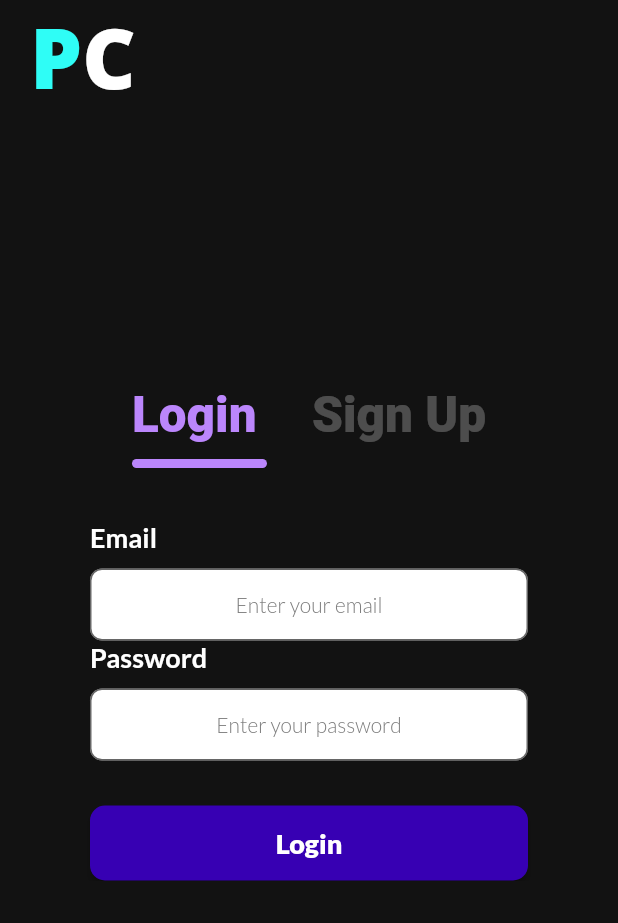
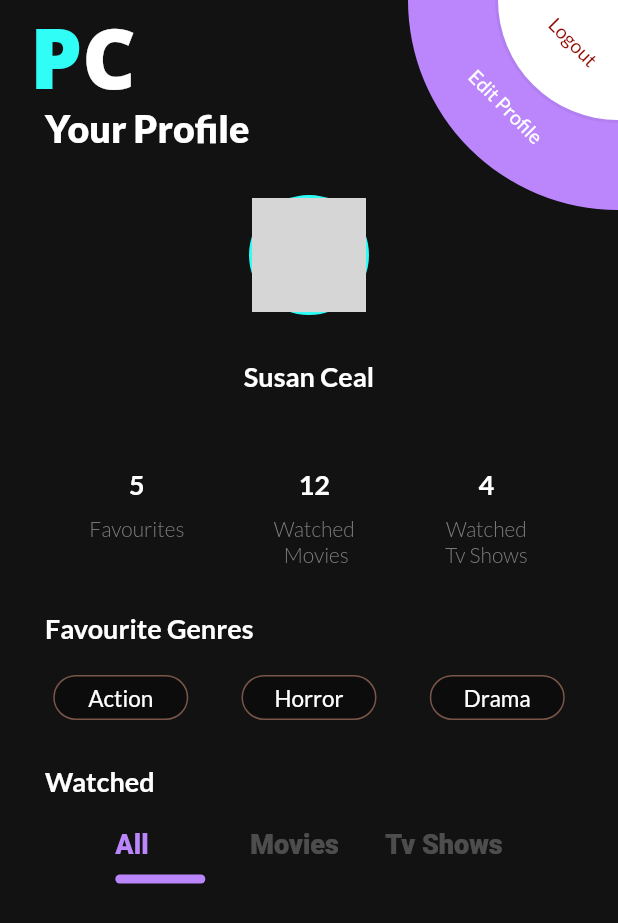
Before and after one commit to ProgRub/ProjetoSTI, a Flutter app: the screen it shows after launch, on a phone screen of 412 x 824 dp. Shown: the top 923 px of the screen. Run offline on Flutter 3.47's test engine with Material 2 defaults, Android fonts, the phone set to English and light mode, and no system bars; our stand-ins replace device_preview, google_fonts, image_picker; missing offline and left inert: bubble_chart; grey boxes are pictures that could not be loaded.

Commit message:
Profile Screen

```diff
--- /dev/null
+++ b/projeto_sti/lib/components/genreOval.dart
@@ -0,0 +1,33 @@
+import 'dart:math';
+
+import 'package:flutter/material.dart';
+import 'package:projeto_sti/styles/style.dart';
+
+class GenreOval extends StatelessWidget {
+  final String text;
+
+  const GenreOval({
+    required this.text,
+    Key? key,
+  }) : super(key: key);
+
+  @override
+  Widget build(BuildContext context) {
+    return Container(
+      alignment: Alignment.center,
+      width: 90,
+      height: 30,
+      decoration: BoxDecoration(
+          color: Styles.colors.genre,
+          border: Border.all(
+            color: _randomColor(),
+          ),
+          borderRadius: const BorderRadius.all(Radius.circular(20))),
+      child: Text(text, style: Styles.fonts.genre),
+    );
+  }
+
+  Color _randomColor() {
+    return Colors.primaries[Random().nextInt(Colors.primaries.length)];
+  }
+}
--- a/projeto_sti/lib/components/inputField.dart
+++ b/projeto_sti/lib/components/inputField.dart
@@ -33,6 +33,8 @@ class InputField extends StatelessWidget {
         right: 60,
         left: 60,
       ),
+      child: SizedBox(
+        height: 85,
         child: TextFormField(
           controller: controller,
           textAlign: TextAlign.center,
@@ -49,7 +51,8 @@ class InputField extends StatelessWidget {
             ),
             focusedBorder: OutlineInputBorder(
               borderRadius: BorderRadius.circular(8),
-            borderSide: BorderSide(color: Styles.colors.lightBlue, width: 1.0),
+              borderSide:
+                  BorderSide(color: Styles.colors.lightBlue, width: 1.0),
             ),
             errorBorder: OutlineInputBorder(
               borderRadius: BorderRadius.circular(8),
@@ -57,7 +60,8 @@ class InputField extends StatelessWidget {
             ),
             focusedErrorBorder: OutlineInputBorder(
               borderRadius: BorderRadius.circular(8),
-            borderSide: BorderSide(color: Styles.colors.lightBlue, width: 1.0),
+              borderSide:
+                  BorderSide(color: Styles.colors.lightBlue, width: 1.0),
             ),
             errorStyle: const TextStyle(fontSize: 13.0),
             contentPadding:
@@ -67,6 +71,7 @@ class InputField extends StatelessWidget {
           ),
           validator: validator,
         ),
+      ),
     );
   }
 }
--- /dev/null
+++ b/projeto_sti/lib/components/quarterCircle.dart
@@ -0,0 +1,61 @@
+import 'package:flutter/material.dart';
+import 'dart:math';
+
+enum CircleAlignment {
+  topLeft,
+  topRight,
+  bottomLeft,
+  bottomRight,
+}
+
+class QuarterCircle extends StatelessWidget {
+  final CircleAlignment circleAlignment;
+  final Color color;
+
+  const QuarterCircle({
+    this.color = Colors.grey,
+    this.circleAlignment = CircleAlignment.topLeft,
+    Key? key,
+  }) : super(key: key);
+
+  @override
+  Widget build(BuildContext context) {
+    return SizedBox.expand(
+      child: ClipRect(
+        child: CustomPaint(
+          painter: QuarterCirclePainter(
+            circleAlignment: circleAlignment,
+            color: color,
+          ),
+        ),
+      ),
+    );
+  }
+}
+
+class QuarterCirclePainter extends CustomPainter {
+  final CircleAlignment circleAlignment;
+  final Color color;
+
+  const QuarterCirclePainter(
+      {required this.circleAlignment, required this.color});
+
+  @override
+  void paint(Canvas canvas, Size size) {
+    final radius = min(size.height, size.width);
+    final offset = circleAlignment == CircleAlignment.topLeft
+        ? const Offset(.0, .0)
+        : circleAlignment == CircleAlignment.topRight
+            ? Offset(size.width, .0)
+            : circleAlignment == CircleAlignment.bottomLeft
+                ? Offset(.0, size.height)
+                : Offset(size.width, size.height);
+    canvas.drawCircle(offset, radius, Paint()..color = color);
+  }
+
+  @override
+  bool shouldRepaint(QuarterCirclePainter oldDelegate) {
+    return color == oldDelegate.color &&
+        circleAlignment == oldDelegate.circleAlignment;
+  }
+}
--- a/projeto_sti/lib/main.dart
+++ b/projeto_sti/lib/main.dart
@@ -2,6 +2,7 @@ import 'package:flutter/material.dart';
 import 'package:projeto_sti/api/genres.dart';
 import 'package:projeto_sti/screens/loginScreen.dart';
 import 'package:device_preview/device_preview.dart';
+import 'package:projeto_sti/screens/profileScreen.dart';
 import 'package:projeto_sti/screens/userInfoScreen.dart';
 
 void main() {
@@ -26,8 +27,8 @@ class MyApp extends StatelessWidget {
       theme: ThemeData(
         primarySwatch: Colors.blue,
       ),
-      home: const LoginScreen(),
-      //const UserInfoScreen(),
+      home: //const LoginScreen(),
+          const ProfileScreen(),
     );
   }
 }
--- /dev/null
+++ b/projeto_sti/lib/screens/profileScreen.dart
@@ -0,0 +1,217 @@
+import 'package:flutter/material.dart';
+import 'package:projeto_sti/components/appLogo.dart';
+import 'package:projeto_sti/components/genreOval.dart';
+import 'package:projeto_sti/components/popupMessage.dart';
+import 'package:projeto_sti/components/quarterCircle.dart';
+import 'package:projeto_sti/styles/style.dart';
+
+import 'package:google_fonts/google_fonts.dart';
+import 'dart:math';
+
+class ProfileScreen extends StatefulWidget {
+  const ProfileScreen({Key? key}) : super(key: key);
+
+  @override
+  State<ProfileScreen> createState() => _ProfileState();
+}
+
+class _ProfileState extends State<ProfileScreen> {
+  late int selectedCategory = 0;
+  late List<String> sections;
+  late List<String> favouriteGenres;
+
+  @override
+  initState() {
+    sections = ["All", "Movies", "Tv Shows"];
+    favouriteGenres = ["Action", "Horror", "Drama"];
+    super.initState();
+  }
+
+  @override
+  Widget build(BuildContext context) {
+    GestureDetector createTab(index, context) {
+      return GestureDetector(
+        child: Column(
+          crossAxisAlignment: CrossAxisAlignment.start,
+          children: [
+            Text(sections[index],
+                style: GoogleFonts.roboto(
+                    fontSize: 18,
+                    fontWeight: FontWeight.w900,
+                    color: index == selectedCategory
+                        ? Styles.colors.purple
+                        : Styles.colors.grey)),
+            Container(
+                margin: const EdgeInsets.symmetric(vertical: 10),
+                height: 6,
+                width: 60,
+                decoration: BoxDecoration(
+                    borderRadius: BorderRadius.circular(10),
+                    color: index == selectedCategory
+                        ? Styles.colors.purple
+                        : Colors.transparent))
+          ],
+        ),
+        onTap: () {
+          setState(
+            () {
+              selectedCategory = index;
+            },
+          );
+        },
+      );
+    }
+
+    SizedBox tabs = SizedBox(
+      height: 70,
+      child: Center(
+        child: ListView.separated(
+          shrinkWrap: true,
+          scrollDirection: Axis.horizontal,
+          itemCount: sections.length,
+          itemBuilder: (context, index) => createTab(index, context),
+          separatorBuilder: (BuildContext context, int index) {
+            return const SizedBox(
+              width: 30,
+            );
+          },
+        ),
+      ),
+    );
+
+    return SafeArea(
+      child: Scaffold(
+        resizeToAvoidBottomInset: false,
+        backgroundColor: Styles.colors.background,
+        body: SingleChildScrollView(
+          child: Stack(
+            children: [
+              const AppLogo(),
+              GestureDetector(
+                  onTap: () => showPopupMessage(
+                      context, "error", "Edit Profile"), //PARA TESTAR
+                  child: Stack(children: [
+                    _buildQuarterCircle(140, Styles.colors.purple),
+                    Padding(
+                      padding: const EdgeInsets.only(top: 63, right: 43),
+                      child: Align(
+                        alignment: Alignment.topRight,
+                        child: Transform.rotate(
+                          angle: pi / 4,
+                          child: Text('Edit Profile', style: Styles.fonts.edit),
+                        ),
+                      ),
+                    ),
+                  ])),
+              _buildQuarterCircle(82, Styles.colors.blurred),
+              GestureDetector(
+                onTap: () =>
+                    showPopupMessage(context, "error", "Logout"), //PARA TESTAR
+                child: Stack(children: [
+                  _buildQuarterCircle(80, Colors.white),
+                  Padding(
+                    padding: const EdgeInsets.only(top: 20, right: 10),
+                    child: Align(
+                      alignment: Alignment.topRight,
+                      child: Transform.rotate(
+                        angle: pi / 4,
+                        child: Text('Logout', style: Styles.fonts.logout),
+                      ),
+                    ),
+                  ),
+                ]),
+              ),
+              Column(
+                mainAxisAlignment: MainAxisAlignment.spaceEvenly,
+                children: [
+                  _buildTextLabel("Your Profile", Styles.fonts.title),
+                  Padding(
+                    padding: const EdgeInsets.symmetric(vertical: 30.0),
+                    child: Center(
+                      child: Stack(
+                        alignment: Alignment.center,
+                        children: [
+                          CircleAvatar(
+                            backgroundColor: Styles.colors.lightBlue,
+                            radius: 40.0,
+                            child: const CircleAvatar(
+                              backgroundColor: Colors.white,
+                              backgroundImage: AssetImage(
+                                  "packages/projeto_sti/assets/images/profile.jpg"), //TESTING
+                              radius: 38.0,
+                            ),
+                          ),
+                        ],
+                      ),
+                    ),
+                  ),
+                  Padding(
+                    padding: const EdgeInsets.only(bottom: 50.0),
+                    child: Text("Susan Ceal", style: Styles.fonts.label),
+                  ),
+                  Row(
+                    mainAxisAlignment: MainAxisAlignment.spaceEvenly,
+                    crossAxisAlignment: CrossAxisAlignment.start,
+                    children: [
+                      _buildInfoSection("5", "Favourites"),
+                      _buildInfoSection("12", "Watched\n Movies"),
+                      _buildInfoSection("4", "Watched \nTv Shows"),
+                    ],
+                  ),
+                  _buildTextLabel("Favourite Genres", Styles.fonts.label),
+                  Row(
+                    mainAxisAlignment: MainAxisAlignment.spaceEvenly,
+                    children: [
+                      for (var title in favouriteGenres) GenreOval(text: title),
+                    ],
+                  ),
+                  _buildTextLabel("Watched", Styles.fonts.label),
+                  tabs,
+                ],
+              ),
+            ],
+          ),
+        ),
+      ),
+    );
+  }
+
+  Padding _buildTextLabel(String text, TextStyle style) {
+    return Padding(
+      padding: style == Styles.fonts.title
+          ? const EdgeInsets.only(top: 70.0, left: 30.0)
+          : const EdgeInsets.only(top: 30.0, left: 30.0, bottom: 20.0),
+      child: Align(
+        alignment: Alignment.topLeft,
+        child: Text(
+          text,
+          style: style,
+        ),
+      ),
+    );
+  }
+
+  Column _buildInfoSection(String number, String label) {
+    return Column(
+      children: [
+        Text(number, style: Styles.fonts.label),
+        const SizedBox(height: 10.0),
+        Text(
+          label,
+          style: Styles.fonts.placeholder,
+          textAlign: TextAlign.center,
+        ),
+      ],
+    );
+  }
+
+  SizedBox _buildQuarterCircle(double height, Color color) {
+    return SizedBox(
+      height: height,
+      child: QuarterCircle(
+        color: color,
+        circleAlignment: CircleAlignment.topRight,
+      ),
+    );
+  }
+}
--- a/projeto_sti/lib/screens/userInfoScreen.dart
+++ b/projeto_sti/lib/screens/userInfoScreen.dart
@@ -4,6 +4,7 @@ import 'package:flutter/material.dart';
 import 'package:projeto_sti/components/appLogo.dart';
 import 'package:projeto_sti/components/inputField.dart';
 import 'package:projeto_sti/components/inputFieldLabel.dart';
+import 'package:projeto_sti/components/popupMessage.dart';
 import 'package:projeto_sti/styles/style.dart';
 
 import 'package:image_picker/image_picker.dart';
@@ -64,18 +65,18 @@ class _UserInfoState extends State<UserInfoScreen> {
                         children: [
                           CircleAvatar(
                             backgroundColor: Styles.colors.lightBlue,
-                            radius: 40.0,
+                            radius: 38.0,
                             child: CircleAvatar(
-                              backgroundColor: Styles.colors.lightBlue,
+                              backgroundColor: Colors.white,
                               backgroundImage: imageFile == null
                                   ? null
                                   : Image.file(File(imageFile!.path)).image,
-                              radius: 37.0,
+                              radius: 34.0,
                             ),
                           ),
                           CircleAvatar(
                             backgroundColor: Styles.colors.darker,
-                            radius: 37.0,
+                            radius: 34.0,
                           ),
                           const Icon(Icons.file_upload_outlined,
                               color: Colors.white, size: 40),
@@ -92,7 +93,7 @@ class _UserInfoState extends State<UserInfoScreen> {
                       validator: nameValidator,
                       controller: _name),
                   const Padding(
-                    padding: EdgeInsets.only(top: 20.0, bottom: 10.0),
+                    padding: EdgeInsets.only(bottom: 10.0),
                     child: InputFieldLabel(text: "Gender"),
                   ),
                   Row(
@@ -111,7 +112,7 @@ class _UserInfoState extends State<UserInfoScreen> {
                       controller: _age),
                   Padding(
                     padding: const EdgeInsets.only(
-                        right: 60.0, left: 60.0, bottom: 10.0, top: 10.0),
+                        right: 60.0, left: 60.0, bottom: 10.0),
                     child: ElevatedButton(
                       style: ElevatedButton.styleFrom(
                         shape: RoundedRectangleBorder(
@@ -121,7 +122,17 @@ class _UserInfoState extends State<UserInfoScreen> {
                         minimumSize: const Size(300, 50),
                       ),
                       onPressed: () {
-                        if (_userInfoFormKey.currentState!.validate()) {}
+                        if (_userInfoFormKey.currentState!.validate()) {
+                          if (_gender == Gender.none) {
+                            showPopupMessage(
+                                context, "error", "Choose your gender!");
+                          } else if (imageFile == null) {
+                            showPopupMessage(
+                                context, "error", "Upload your photo!");
+                          } else {
+                            //IR PARA ECRÂ CHOOSE GENRES
+                          }
+                        }
                       },
                       child: Text(
                         'Next',
@@ -151,9 +162,7 @@ class _UserInfoState extends State<UserInfoScreen> {
           },
         );
       },
-      child: Column(
-        children: [
-          Stack(
+      child: Stack(
         alignment: Alignment.center,
         children: [
           const CircleAvatar(
@@ -170,13 +179,6 @@ class _UserInfoState extends State<UserInfoScreen> {
           ),
           Icon(gender == Gender.female ? Icons.female : Icons.male,
               color: Colors.white, size: 40),
-            ],
-          ),
-          Padding(
-            padding: const EdgeInsets.only(top: 8.0),
-            child: Text(gender == Gender.female ? "Female" : "Male",
-                style: Styles.fonts.gender),
-          ),
         ],
       ),
     );
--- a/projeto_sti/lib/styles/style.dart
+++ b/projeto_sti/lib/styles/style.dart
@@ -18,6 +18,9 @@ class _Colors {
   final lightBlue = const Color.fromRGBO(47, 253, 246, 1);
   final female = const Color.fromARGB(255, 233, 137, 255);
   final male = const Color.fromARGB(255, 113, 205, 245);
+  final logout = const Color.fromARGB(255, 142, 7, 0);
+  final blurred = Colors.black.withOpacity(0.05);
+  final genre = const Color.fromARGB(255, 12, 12, 12);
 }
 
 class _TextStyle {
@@ -41,9 +44,19 @@ class _TextStyle {
     color: const Color.fromARGB(255, 125, 125, 125),
     fontWeight: FontWeight.w300,
   );
-  final gender = GoogleFonts.lato(
+  final edit = GoogleFonts.lato(
     fontSize: 13,
     color: Colors.white,
     fontWeight: FontWeight.w500,
   );
+  final logout = GoogleFonts.lato(
+    fontSize: 13,
+    color: Styles.colors.logout,
+    fontWeight: FontWeight.w500,
+  );
+  final genre = GoogleFonts.lato(
+    fontSize: 15,
+    color: Colors.white,
+    fontWeight: FontWeight.w500,
+  );
 }
--- a/projeto_sti/pubspec.yaml
+++ b/projeto_sti/pubspec.yaml
@@ -68,6 +68,7 @@ flutter:
   # To add assets to your application, add an assets section, like this:
   assets:
     - packages/projeto_sti/assets/db/genres.json
+    - packages/projeto_sti/assets/images/profile.jpg
     # - db/a_dot_ham.jpeg
 
   # An image asset can refer to one or more resolution-specific "variants", see
```
Also changed, not shown: projeto_sti/lib/assets/images/profile.jpg (added). Lines whose indentation alone changed are shown as unchanged.
